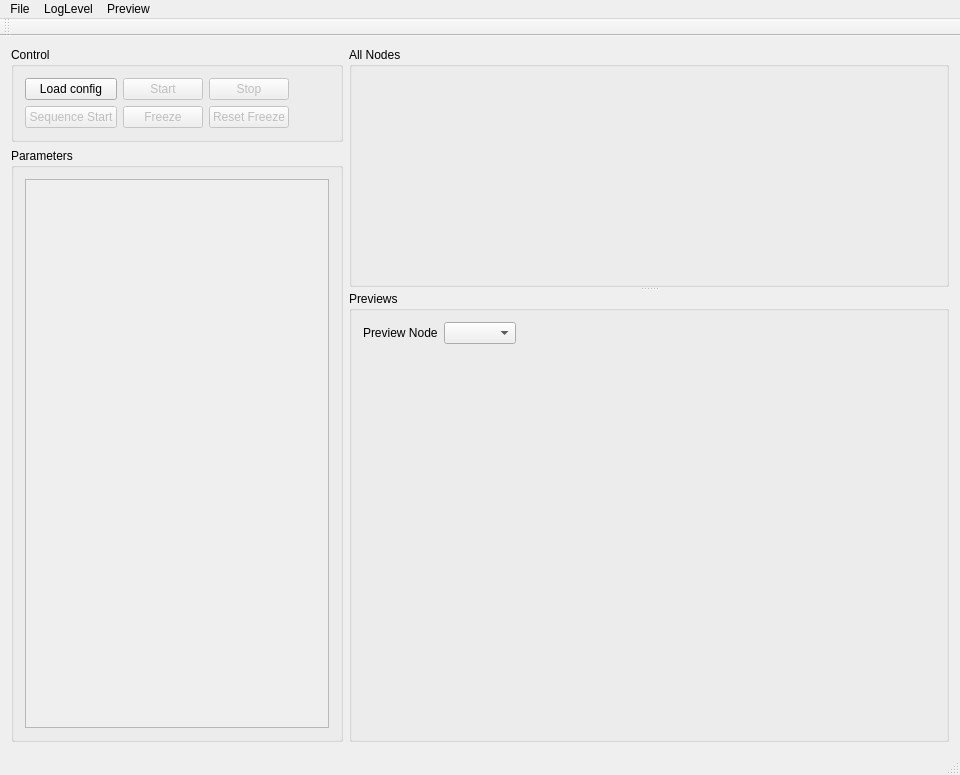
Old version of the form src/GraphicInterface/mainwindow.ui in the repository hrtowii/supra.
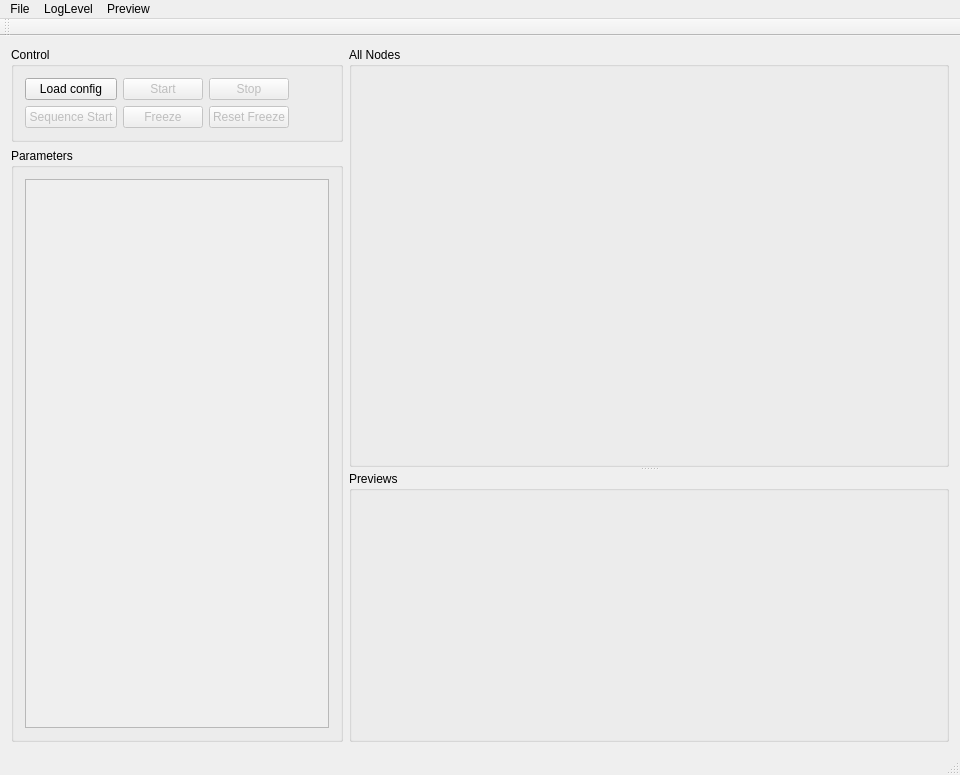
New version of the form.

Commit message: Added option for multiple previews

```diff
--- a/src/GraphicInterface/mainwindow.ui
+++ b/src/GraphicInterface/mainwindow.ui
@@ -240,108 +240,22 @@
           <property name="alignment">
            <set>Qt::AlignLeading|Qt::AlignLeft|Qt::AlignTop</set>
           </property>
-          <layout class="QVBoxLayout" name="verticalLayoutPreviewBox">
-           <item>
-            <widget class="QFrame" name="frame">
-             <property name="sizePolicy">
-              <sizepolicy hsizetype="Preferred" vsizetype="Fixed">
-               <horstretch>0</horstretch>
-               <verstretch>0</verstretch>
-              </sizepolicy>
-             </property>
-             <property name="frameShape">
-              <enum>QFrame::NoFrame</enum>
-             </property>
-             <property name="frameShadow">
-              <enum>QFrame::Raised</enum>
-             </property>
-             <layout class="QHBoxLayout" name="horizontalLayout_5">
-              <property name="leftMargin">
-               <number>0</number>
-              </property>
-              <property name="topMargin">
-               <number>0</number>
-              </property>
-              <property name="rightMargin">
-               <number>0</number>
-              </property>
-              <property name="bottomMargin">
-               <number>0</number>
-              </property>
-              <item>
-               <widget class="QLabel" name="labelPreviewNode">
-                <property name="sizePolicy">
-                 <sizepolicy hsizetype="Preferred" vsizetype="Fixed">
-                  <horstretch>0</horstretch>
-                  <verstretch>0</verstretch>
-                 </sizepolicy>
-                </property>
-                <property name="minimumSize">
-                 <size>
-                  <width>0</width>
-                  <height>20</height>
-                 </size>
-                </property>
-                <property name="text">
-                 <string>Preview Node</string>
-                </property>
-               </widget>
-              </item>
-              <item>
-               <widget class="QComboBox" name="comboBoxPreviewNode"/>
-              </item>
-              <item>
-               <spacer name="horizontalSpacer_2">
-                <property name="orientation">
-                 <enum>Qt::Horizontal</enum>
-                </property>
-                <property name="sizeHint" stdset="0">
-                 <size>
-                  <width>40</width>
-                  <height>20</height>
-                 </size>
-                </property>
-               </spacer>
-              </item>
-             </layout>
-            </widget>
-           </item>
-           <item>
-            <widget class="QFrame" name="framePreviews">
-             <property name="sizePolicy">
-              <sizepolicy hsizetype="Expanding" vsizetype="Preferred">
-               <horstretch>0</horstretch>
-               <verstretch>0</verstretch>
-              </sizepolicy>
-             </property>
-             <property name="minimumSize">
-              <size>
-               <width>0</width>
-               <height>50</height>
-              </size>
-             </property>
-             <property name="frameShape">
-              <enum>QFrame::NoFrame</enum>
-             </property>
-             <property name="frameShadow">
-              <enum>QFrame::Raised</enum>
-             </property>
-             <layout class="QVBoxLayout" name="verticalLayoutPreviews">
-              <property name="leftMargin">
-               <number>0</number>
-              </property>
-              <property name="topMargin">
-               <number>0</number>
-              </property>
-              <property name="rightMargin">
-               <number>0</number>
-              </property>
-              <property name="bottomMargin">
-               <number>0</number>
-              </property>
-             </layout>
-            </widget>
-           </item>
+          <layout class="QHBoxLayout" name="previewWidgets_layout">
+           <property name="spacing">
+            <number>3</number>
+           </property>
+           <property name="leftMargin">
+            <number>3</number>
+           </property>
+           <property name="topMargin">
+            <number>3</number>
+           </property>
+           <property name="rightMargin">
+            <number>3</number>
+           </property>
+           <property name="bottomMargin">
+            <number>3</number>
+           </property>
           </layout>
          </widget>
         </widget>
```
The commit also changes 8 other files.
